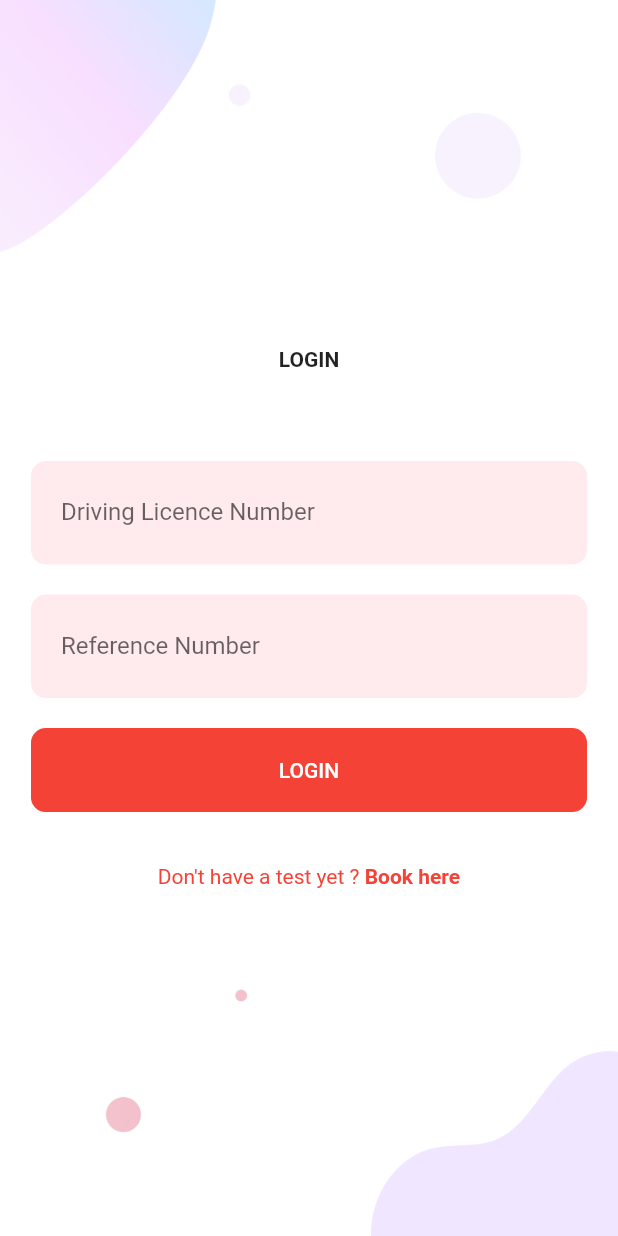
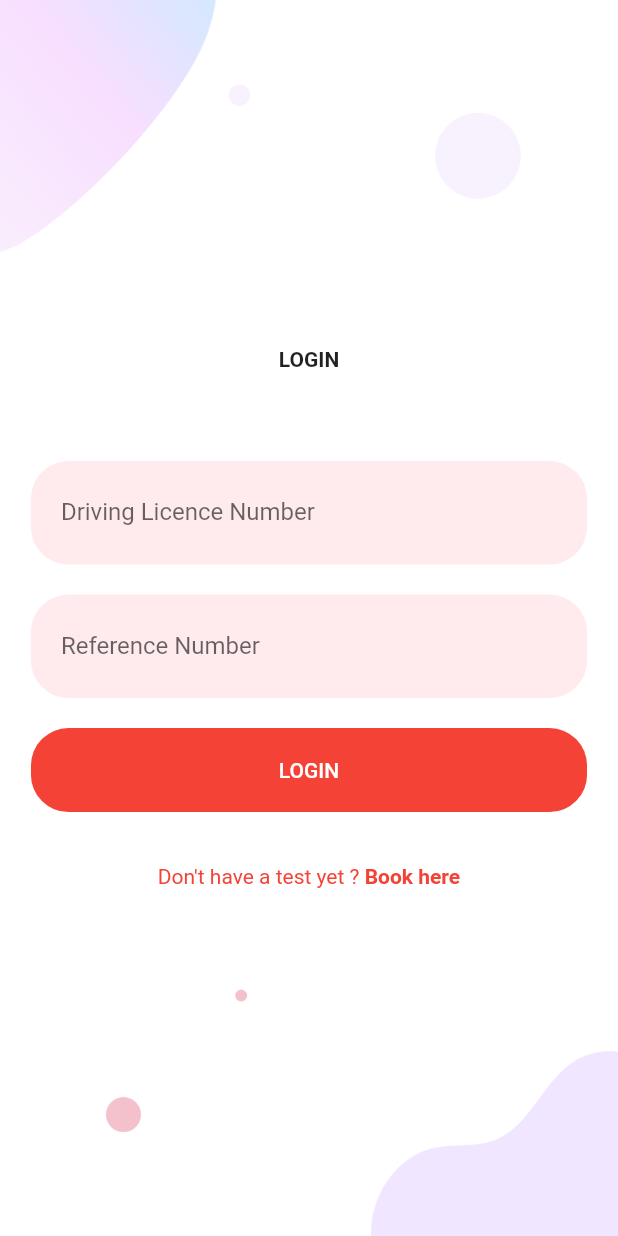
Before and after one commit to eadogan/dvsa-test-finder-app, a Flutter app: the LoginScreen screen opened directly, on a phone screen of 412 x 824 dp. Run offline on Flutter 3.47's test engine with Material 2 defaults, Android fonts, the phone set to English and light mode, and no system bars.

Commit message:
ASIS-01: Refactor Radius of Buttons

```diff
--- a/lib/components/rounded_button.dart
+++ b/lib/components/rounded_button.dart
@@ -20,7 +20,7 @@ class RoundedButton extends StatelessWidget {
       margin: EdgeInsets.symmetric(vertical: 10),
       width: size.width * 0.9,
       child: ClipRRect(
-        borderRadius: BorderRadius.circular(10),
+        borderRadius: BorderRadius.circular(25),
         child: FlatButton(
           padding: EdgeInsets.symmetric(vertical: 20, horizontal: 40),
           color: color,
--- a/lib/components/text_field_container.dart
+++ b/lib/components/text_field_container.dart
@@ -17,7 +17,7 @@ class TextFieldContainer extends StatelessWidget {
       width: size.width * 0.9,
       decoration: BoxDecoration(
         color: kPrimaryLightColor,
-        borderRadius: BorderRadius.circular(10),
+        borderRadius: BorderRadius.circular(25),
       ),
       child: child,
     );
```
